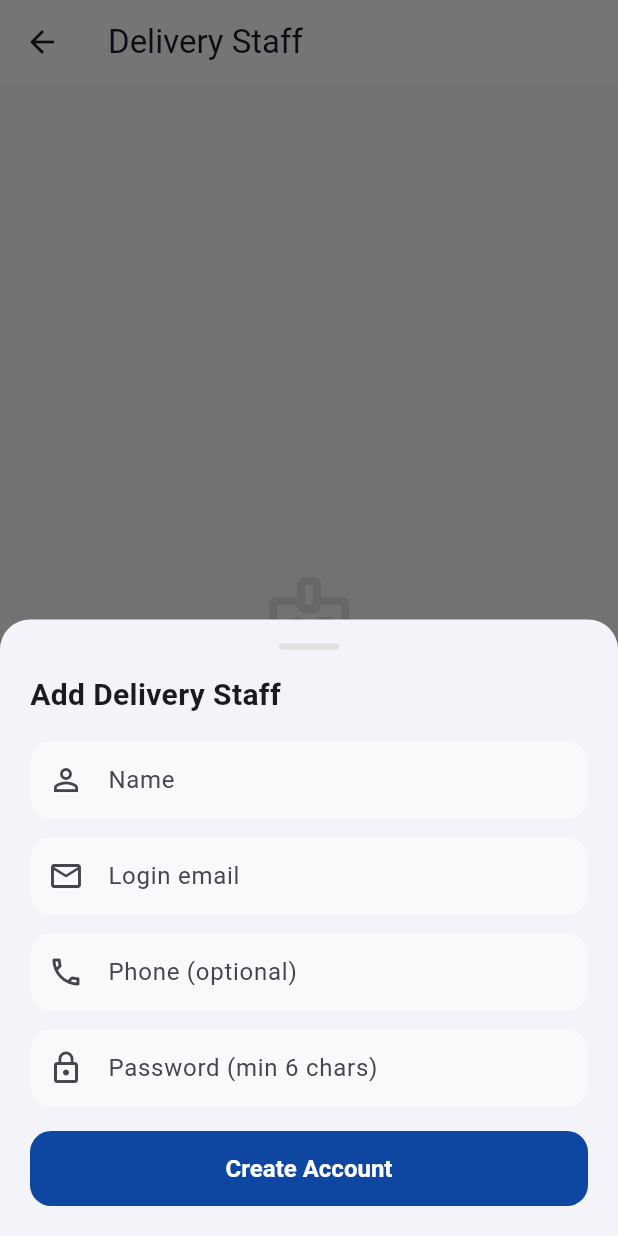
After one commit to alfred-gif-cpu/dhanam-store, a Flutter app: the StaffScreen screen opened directly, after a tap on "Add Staff", on a phone screen of 412 x 824 dp. The commit adds this screen. Run offline on Flutter 3.47's test engine with Material 3 defaults, Android fonts, the phone set to English and light mode, and no system bars; our stand-ins replace firebase_core, firebase_messaging, flutter_local_notifications, flutter_map, latlong2, shared_preferences and 1 more; accounts and stored records are empty; network calls fail.

Commit message:
Add owner/delivery roles with order push notifications
- Owner gets FCM push on every new order; full admin dashboard
- New Staff screen: owner creates/removes delivery employee logins
- Delivery role: dedicated Deliveries dashboard (call, navigate, pickup,
  mark delivered) with push when an order is marked Packed
- Role-based routing on admin login + topic subscription (owner/delivery)
- push_service.py wraps Firebase Admin with console fallback
- Order status endpoint matches by order_id or _id

```diff
--- a/lib/screens/admin/admin_login_screen.dart
+++ b/lib/screens/admin/admin_login_screen.dart
@@ -1,7 +1,9 @@
 import 'package:flutter/material.dart';
 import '../../services/admin_auth_service.dart';
+import '../../services/notification_service.dart';
 import 'secure_admin_dashboard.dart';
 import 'admin_change_password_screen.dart';
+import 'delivery_dashboard_screen.dart';
 
 class AdminLoginScreen extends StatefulWidget {
   const AdminLoginScreen({super.key});
@@ -24,10 +26,24 @@ class _State extends State<AdminLoginScreen> {
     if (_email.text.trim().isEmpty || _password.text.isEmpty) return;
     setState(() { _loading = true; _error = null; });
     try {
-      final mustChange = await AdminAuthService().login(_email.text.trim(), _password.text);
+      final auth = AdminAuthService();
+      final mustChange = await auth.login(_email.text.trim(), _password.text);
+
+      // Subscribe to the role-specific notification topic
+      final ns = NotificationService();
+      if (auth.isOwner) {
+        ns.subscribeToTopic('owner');
+        ns.unsubscribeFromTopic('delivery');
+      } else {
+        ns.subscribeToTopic('delivery');
+        ns.unsubscribeFromTopic('owner');
+      }
+
       if (mounted) {
         if (mustChange) {
           Navigator.pushReplacement(context, MaterialPageRoute(builder: (_) => const AdminChangePasswordScreen()));
+        } else if (auth.isDelivery) {
+          Navigator.pushReplacement(context, MaterialPageRoute(builder: (_) => const DeliveryDashboardScreen()));
         } else {
           Navigator.pushReplacement(context, MaterialPageRoute(builder: (_) => const SecureAdminDashboard()));
         }
--- a/lib/screens/admin/secure_admin_dashboard.dart
+++ b/lib/screens/admin/secure_admin_dashboard.dart
@@ -3,7 +3,9 @@ import '../../services/admin_auth_service.dart';
 import 'admin_login_screen.dart';
 import 'admin_inventory_screen.dart';
 import 'admin_audit_logs_screen.dart';
+import 'admin_orders_screen.dart';
 import 'secure_products_screen.dart';
+import 'staff_screen.dart';
 
 class SecureAdminDashboard extends StatefulWidget {
   const SecureAdminDashboard({super.key});
@@ -141,10 +143,14 @@ class _State extends State<SecureAdminDashboard> {
       // Quick actions
       const Text('Manage', style: TextStyle(fontSize: 16, fontWeight: FontWeight.bold)),
       const SizedBox(height: 8),
+      _action(Icons.receipt_long, 'Orders', 'View orders, mark packed for delivery', Colors.orange,
+          () => Navigator.push(context, MaterialPageRoute(builder: (_) => const AdminOrdersScreen()))),
       _action(Icons.shopping_bag, 'Products', 'Add, edit, delete, set prices', Colors.blue,
           () => Navigator.push(context, MaterialPageRoute(builder: (_) => const SecureProductsScreen()))),
       _action(Icons.inventory, 'Inventory', 'Stock levels and alerts', Colors.teal,
           () => Navigator.push(context, MaterialPageRoute(builder: (_) => const AdminInventoryScreen()))),
+      _action(Icons.delivery_dining, 'Delivery Staff', 'Add or remove delivery employees', Colors.indigo,
+          () => Navigator.push(context, MaterialPageRoute(builder: (_) => const StaffScreen()))),
       _action(Icons.history, 'Audit Logs', 'Track all admin actions', Colors.grey,
           () => Navigator.push(context, MaterialPageRoute(builder: (_) => const AdminAuditLogsScreen()))),
     ]);
--- /dev/null
+++ b/lib/screens/admin/staff_screen.dart
@@ -0,0 +1,147 @@
+import 'package:flutter/material.dart';
+import '../../services/admin_auth_service.dart';
+import '../../theme.dart';
+
+class StaffScreen extends StatefulWidget {
+  const StaffScreen({super.key});
+
+  @override
+  State<StaffScreen> createState() => _StaffScreenState();
+}
+
+class _StaffScreenState extends State<StaffScreen> {
+  final _auth = AdminAuthService();
+  List<dynamic> _staff = [];
+  bool _loading = true;
+
+  @override
+  void initState() {
+    super.initState();
+    _load();
+  }
+
+  Future<void> _load() async {
+    setState(() => _loading = true);
+    try {
+      final data = await _auth.getStaff();
+      if (mounted) setState(() { _staff = data['staff'] ?? []; _loading = false; });
+    } catch (_) {
+      if (mounted) setState(() => _loading = false);
+    }
+  }
+
+  Future<void> _addStaff() async {
+    final nameCtrl = TextEditingController();
+    final emailCtrl = TextEditingController();
+    final phoneCtrl = TextEditingController();
+    final passCtrl = TextEditingController();
+    String? error;
+
+    final added = await showModalBottomSheet<bool>(
+      context: context,
+      isScrollControlled: true,
+      shape: const RoundedRectangleBorder(borderRadius: BorderRadius.vertical(top: Radius.circular(20))),
+      builder: (ctx) => StatefulBuilder(
+        builder: (ctx, setSheet) => Padding(
+          padding: EdgeInsets.fromLTRB(20, 16, 20, MediaQuery.of(ctx).viewInsets.bottom + 20),
+          child: Column(mainAxisSize: MainAxisSize.min, crossAxisAlignment: CrossAxisAlignment.start, children: [
+            Center(child: Container(width: 40, height: 4, decoration: BoxDecoration(color: Colors.grey[300], borderRadius: BorderRadius.circular(2)))),
+            const SizedBox(height: 16),
+            const Text('Add Delivery Staff', style: TextStyle(fontSize: 20, fontWeight: FontWeight.bold)),
+            const SizedBox(height: 16),
+            TextField(controller: nameCtrl, decoration: const InputDecoration(labelText: 'Name', prefixIcon: Icon(Icons.person_outline))),
+            const SizedBox(height: 12),
+            TextField(controller: emailCtrl, keyboardType: TextInputType.emailAddress, decoration: const InputDecoration(labelText: 'Login email', prefixIcon: Icon(Icons.email_outlined))),
+            const SizedBox(height: 12),
+            TextField(controller: phoneCtrl, keyboardType: TextInputType.phone, decoration: const InputDecoration(labelText: 'Phone (optional)', prefixIcon: Icon(Icons.phone_outlined))),
+            const SizedBox(height: 12),
+            TextField(controller: passCtrl, decoration: const InputDecoration(labelText: 'Password (min 6 chars)', prefixIcon: Icon(Icons.lock_outline))),
+            if (error != null) Padding(padding: const EdgeInsets.only(top: 10), child: Text(error!, style: const TextStyle(color: AppColors.error, fontSize: 13))),
+            const SizedBox(height: 16),
+            SizedBox(width: double.infinity, height: 50, child: ElevatedButton(
+              onPressed: () async {
+                if (nameCtrl.text.trim().isEmpty || emailCtrl.text.trim().isEmpty || passCtrl.text.length < 6) {
+                  setSheet(() => error = 'Fill name, email, and a 6+ char password');
+                  return;
+                }
+                try {
+                  await _auth.createStaff(name: nameCtrl.text.trim(), email: emailCtrl.text.trim(), phone: phoneCtrl.text.trim(), password: passCtrl.text);
+                  if (ctx.mounted) Navigator.pop(ctx, true);
+                } catch (e) {
+                  setSheet(() => error = e.toString().replaceFirst('Exception: ', ''));
+                }
+              },
+              child: const Text('Create Account'),
+            )),
+          ]),
+        ),
+      ),
+    );
+
+    if (added == true) {
+      _load();
+      if (mounted) ScaffoldMessenger.of(context).showSnackBar(const SnackBar(content: Text('Staff account created')));
+    }
+  }
+
+  Future<void> _remove(Map<String, dynamic> s) async {
+    final ok = await showDialog<bool>(context: context, builder: (ctx) => AlertDialog(
+      shape: RoundedRectangleBorder(borderRadius: BorderRadius.circular(16)),
+      title: const Text('Remove staff'),
+      content: Text('Remove ${s['name']} (${s['email']})? They will no longer be able to log in.'),
+      actions: [
+        TextButton(onPressed: () => Navigator.pop(ctx, false), child: const Text('Cancel')),
+        TextButton(onPressed: () => Navigator.pop(ctx, true), child: const Text('Remove', style: TextStyle(color: AppColors.error))),
+      ],
+    ));
+    if (ok == true) {
+      try { await _auth.deleteStaff(s['id']); _load(); } catch (_) {}
+    }
+  }
+
+  @override
+  Widget build(BuildContext context) {
+    return Scaffold(
+      backgroundColor: AppColors.surface,
+      appBar: AppBar(title: const Text('Delivery Staff')),
+      floatingActionButton: FloatingActionButton.extended(
+        onPressed: _addStaff,
+        backgroundColor: AppColors.primary,
+        foregroundColor: Colors.white,
+        icon: const Icon(Icons.add),
+        label: const Text('Add Staff'),
+      ),
+      body: _loading
+          ? const Center(child: CircularProgressIndicator())
+          : _staff.isEmpty
+              ? Center(child: Column(mainAxisSize: MainAxisSize.min, children: [
+                  Icon(Icons.badge_outlined, size: 64, color: Colors.grey[300]),
+                  const SizedBox(height: 12),
+                  Text('No delivery staff yet', style: TextStyle(fontSize: 16, color: Colors.grey[500])),
+                  const SizedBox(height: 4),
+                  Text('Tap "Add Staff" to create an employee login', style: TextStyle(fontSize: 13, color: Colors.grey[400])),
+                ]))
+              : ListView.builder(
+                  padding: const EdgeInsets.all(12),
+                  itemCount: _staff.length,
+                  itemBuilder: (_, i) {
+                    final s = _staff[i] as Map<String, dynamic>;
+                    final name = (s['name'] ?? '').toString();
+                    return Container(
+                      margin: const EdgeInsets.only(bottom: 8),
+                      decoration: BoxDecoration(color: Colors.white, borderRadius: BorderRadius.circular(14)),
+                      child: ListTile(
+                        leading: CircleAvatar(
+                          backgroundColor: AppColors.primarySurface,
+                          child: Text(name.isNotEmpty ? name[0].toUpperCase() : '?', style: const TextStyle(color: AppColors.primary, fontWeight: FontWeight.bold)),
+                        ),
+                        title: Text(name.isNotEmpty ? name : 'Unnamed', style: const TextStyle(fontWeight: FontWeight.w600)),
+                        subtitle: Text('${s['email']}${(s['phone'] ?? '').toString().isNotEmpty ? ' • ${s['phone']}' : ''}', style: const TextStyle(fontSize: 12)),
+                        trailing: IconButton(icon: const Icon(Icons.delete_outline, color: AppColors.error), onPressed: () => _remove(s)),
+                      ),
+                    );
+                  },
+                ),
+    );
+  }
+}
--- a/lib/services/admin_auth_service.dart
+++ b/lib/services/admin_auth_service.dart
@@ -22,6 +22,9 @@ class AdminAuthService extends ChangeNotifier {
   String? get token => _token;
   String get email => _admin?['email'] ?? '';
   String get name => _admin?['name'] ?? 'Admin';
+  String get role => _admin?['role'] ?? 'owner';
+  bool get isOwner => role == 'owner';
+  bool get isDelivery => role == 'delivery';
   bool get mustChangePassword => _admin?['must_change_password'] == true;
 
   Future<void> load() async {
@@ -70,13 +73,29 @@ class AdminAuthService extends ChangeNotifier {
   Future<bool> login(String email, String password) async {
     final result = await _post('/admin/login', {'email': email, 'password': password});
     _token = result['token'];
-    _admin = {'email': result['email'], 'name': result['name'], 'must_change_password': result['must_change_password']};
+    _admin = {
+      'email': result['email'],
+      'name': result['name'],
+      'role': result['role'] ?? 'owner',
+      'must_change_password': result['must_change_password'],
+    };
     final prefs = await SharedPreferences.getInstance();
     await prefs.setString(_tokenKey, _token!);
     await prefs.setString(_dataKey, jsonEncode(_admin));
     notifyListeners();
     return result['must_change_password'] == true;
   }
+
+  // ─── Staff management (owner) ───
+  Future<Map<String, dynamic>> getStaff() => _get('/admin/staff');
+  Future<void> createStaff({required String name, required String email, String phone = '', required String password}) =>
+      _post('/admin/staff', {'name': name, 'email': email, 'phone': phone, 'password': password});
+  Future<void> deleteStaff(String id) => deleteAdmin('/admin/staff/$id');
+
+  // ─── Delivery (staff) ───
+  Future<Map<String, dynamic>> getDeliveryOrders() => _get('/admin/delivery/orders');
+  Future<void> pickupOrder(String orderId) => _put('/admin/delivery/orders/$orderId/pickup', {});
+  Future<void> markDelivered(String orderId) => _put('/admin/delivery/orders/$orderId/delivered', {});
 
   Future<void> changePassword(String currentPassword, String newPassword) async {
     await _put('/admin/change-password', {'current_password': currentPassword, 'new_password': newPassword});
```
Also changed, not shown: lib/screens/admin/delivery_dashboard_screen.dart (added, +227 -0 lines), 3 other files.
